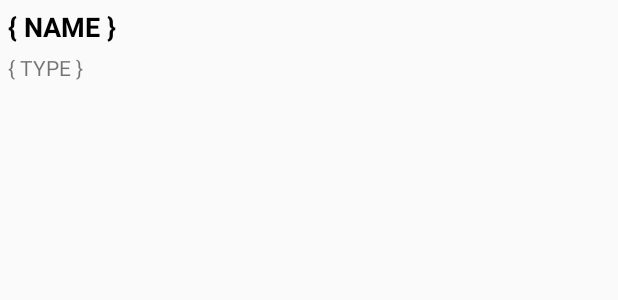
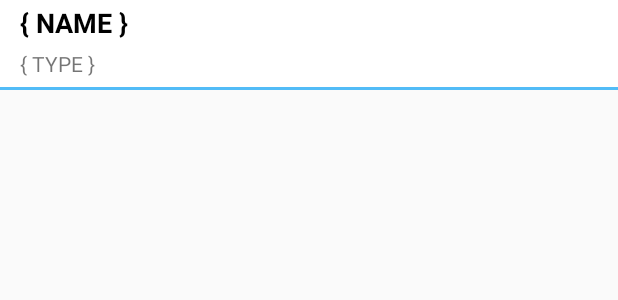
Before and after one commit to AldrickH/Hadir-Android, an Android app: the layout list_explore.xml on its own in the app's theme, with its tools: preview values and no code run, on a phone screen of 412 x 824 dp. Shown: the top 300 px of the screen. Run offline under Robolectric (Android 15) with nearby library versions, the phone set to English and light mode, and no system bars.

Commit message:
UI update for explore activity

```diff
--- a/app/src/main/res/layout/list_explore.xml
+++ b/app/src/main/res/layout/list_explore.xml
@@ -2,8 +2,17 @@
 <LinearLayout xmlns:android="http://schemas.android.com/apk/res/android"
     android:layout_width="match_parent"
     android:layout_height="wrap_content"
+    android:layout_marginStart="-10dp"
+    android:layout_marginEnd="-10dp"
+    android:layout_marginTop="-5dp"
+    android:background="@drawable/bg_blue_stroke"
+    android:padding="8dp">
+
+    <LinearLayout
+        android:layout_width="match_parent"
+        android:layout_height="wrap_content"
         android:orientation="vertical"
-    android:padding="5dp">
+        android:layout_marginStart="15dp">
 
         <TextView
             android:id="@+id/txtName_listExplore"
@@ -22,3 +31,5 @@
             android:text="{ TYPE }" />
 
     </LinearLayout>
+
+</LinearLayout>
```
Lines whose indentation alone changed are shown as unchanged.
